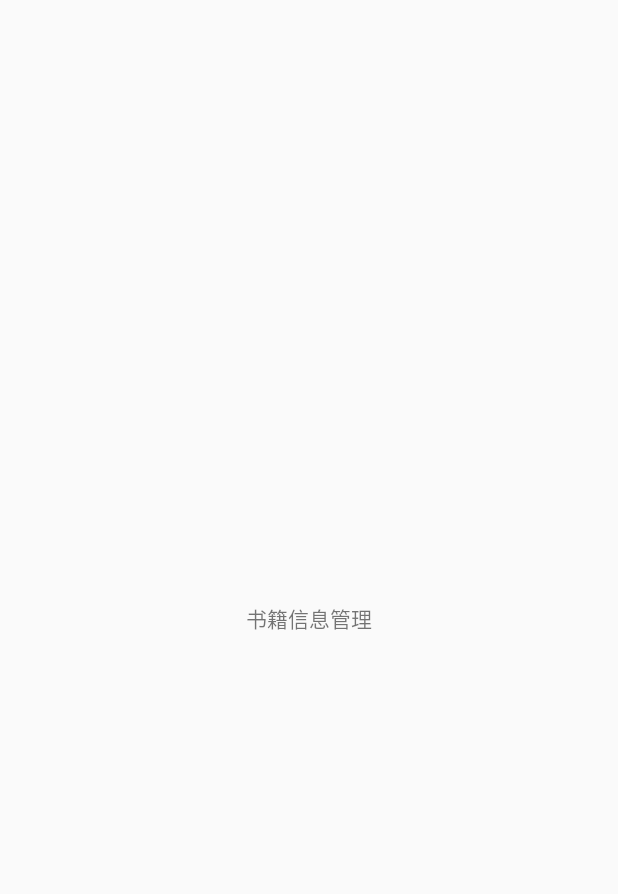
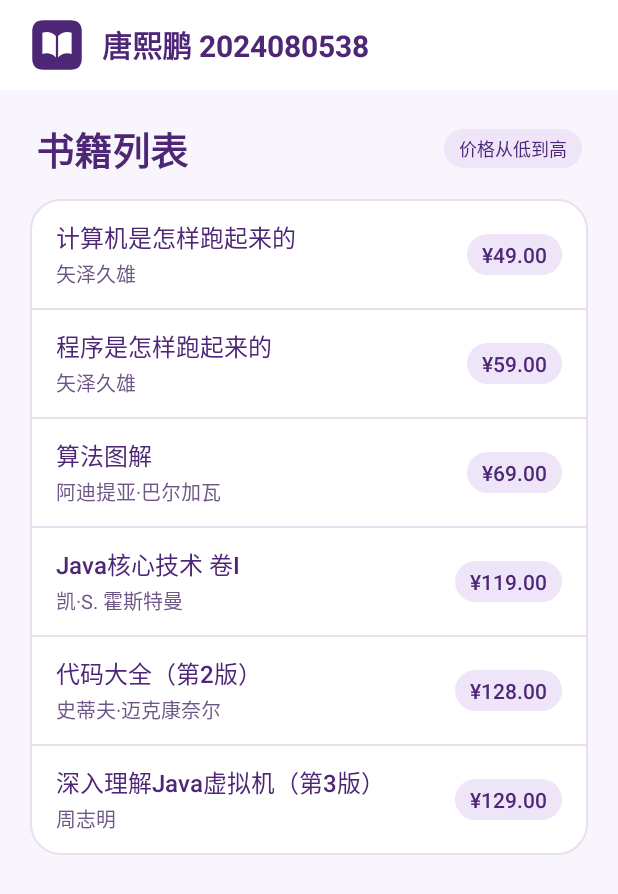
Before and after one commit to Sizuku-1/android-qizhong, an Android app: the screen it shows after launch (MainActivity), on a phone screen of 412 x 824 dp. Before the commit the part shown is almost empty. Shown: the top 894 px of the screen. Run offline under Robolectric (Android 15) with nearby library versions, the phone set to English and light mode, and no system bars.

Commit message:
完成书籍信息管理应用与界面优化

```diff
--- /dev/null
+++ b/app/src/main/java/cn/edu/sicnu/txp/bookmanager/Book.java
@@ -0,0 +1,31 @@
+package cn.edu.sicnu.txp.bookmanager;
+
+public final class Book {
+    private final String title;
+    private final String author;
+    private final String publisher;
+    private final double price;
+
+    public Book(String title, String author, String publisher, double price) {
+        this.title = title;
+        this.author = author;
+        this.publisher = publisher;
+        this.price = price;
+    }
+
+    public String getTitle() {
+        return title;
+    }
+
+    public String getAuthor() {
+        return author;
+    }
+
+    public String getPublisher() {
+        return publisher;
+    }
+
+    public double getPrice() {
+        return price;
+    }
+}
--- a/app/src/main/java/cn/edu/sicnu/txp/bookmanager/MainActivity.java
+++ b/app/src/main/java/cn/edu/sicnu/txp/bookmanager/MainActivity.java
@@ -2,6 +2,15 @@ package cn.edu.sicnu.txp.bookmanager;
 
 import android.app.Activity;
 import android.os.Bundle;
+import android.view.LayoutInflater;
+import android.view.View;
+import android.view.ViewGroup;
+import android.widget.ArrayAdapter;
+import android.widget.ListView;
+import android.widget.TextView;
+
+import java.util.Arrays;
+import java.util.Comparator;
 
 public class MainActivity extends Activity {
 
@@ -9,5 +18,42 @@ public class MainActivity extends Activity {
     protected void onCreate(Bundle savedInstanceState) {
         super.onCreate(savedInstanceState);
         setContentView(R.layout.activity_main);
+
+        Book[] books = {
+            new Book("代码大全（第2版）", "史蒂夫·迈克康奈尔", "电子工业出版社", 128.00),
+            new Book("计算机是怎样跑起来的", "矢泽久雄", "人民邮电出版社", 49.00),
+            new Book("算法图解", "阿迪提亚·巴尔加瓦", "人民邮电出版社", 69.00),
+            new Book("深入理解Java虚拟机（第3版）", "周志明", "机械工业出版社", 129.00),
+            new Book("程序是怎样跑起来的", "矢泽久雄", "人民邮电出版社", 59.00),
+            new Book("Java核心技术 卷I", "凯·S. 霍斯特曼", "机械工业出版社", 119.00)
+        };
+        Arrays.sort(books, Comparator.comparingDouble(Book::getPrice));
+
+        LayoutInflater inflater = getLayoutInflater();
+        ArrayAdapter<Book> adapter = new ArrayAdapter<>(this, R.layout.item_book, books) {
+            @Override
+            public View getView(int position, View convertView, ViewGroup parent) {
+                View row = convertView;
+                if (row == null) {
+                    row = inflater.inflate(R.layout.item_book, parent, false);
+                }
+
+                Book book = getItem(position);
+                TextView title = row.findViewById(R.id.row_title);
+                TextView author = row.findViewById(R.id.row_author);
+                TextView price = row.findViewById(R.id.row_price);
+                title.setText(book.getTitle());
+                author.setText(book.getAuthor());
+                price.setText(getString(R.string.price_format, book.getPrice()));
+                return row;
+            }
+        };
+
+        ListView bookList = findViewById(R.id.book_list);
+        bookList.setAdapter(adapter);
+        bookList.setOnItemClickListener((parent, row, position, id) -> {
+            Book selectedBook = adapter.getItem(position);
+            startActivity(BookDetailActivity.createIntent(this, selectedBook));
+        });
     }
 }
--- /dev/null
+++ b/app/src/main/res/drawable/background_book_card.xml
@@ -0,0 +1,6 @@
+<?xml version="1.0" encoding="utf-8"?>
+<shape xmlns:android="http://schemas.android.com/apk/res/android">
+    <solid android:color="@color/surface" />
+    <stroke android:width="1dp" android:color="@color/divider" />
+    <corners android:radius="20dp" />
+</shape>
--- /dev/null
+++ b/app/src/main/res/drawable/background_detail_title.xml
@@ -0,0 +1,5 @@
+<?xml version="1.0" encoding="utf-8"?>
+<shape xmlns:android="http://schemas.android.com/apk/res/android">
+    <solid android:color="@color/purple_tint" />
+    <corners android:radius="20dp" />
+</shape>
--- /dev/null
+++ b/app/src/main/res/drawable/background_purple_pill.xml
@@ -0,0 +1,5 @@
+<?xml version="1.0" encoding="utf-8"?>
+<shape xmlns:android="http://schemas.android.com/apk/res/android">
+    <solid android:color="@color/purple_tint" />
+    <corners android:radius="32dp" />
+</shape>
--- /dev/null
+++ b/app/src/main/res/drawable/ic_book_manager.xml
@@ -0,0 +1,13 @@
+<?xml version="1.0" encoding="utf-8"?>
+<vector xmlns:android="http://schemas.android.com/apk/res/android"
+    android:width="48dp"
+    android:height="48dp"
+    android:viewportWidth="48"
+    android:viewportHeight="48">
+    <path
+        android:fillColor="@color/text_purple"
+        android:pathData="M12,2 H36 Q46,2 46,12 V36 Q46,46 36,46 H12 Q2,46 2,36 V12 Q2,2 12,2 Z" />
+    <path
+        android:fillColor="@color/surface"
+        android:pathData="M11,13 Q18,11 23,16 V35 Q18,30 11,32 Z M37,13 Q30,11 25,16 V35 Q30,30 37,32 Z" />
+</vector>
--- a/app/src/main/res/layout/activity_main.xml
+++ b/app/src/main/res/layout/activity_main.xml
@@ -1,11 +1,70 @@
 <?xml version="1.0" encoding="utf-8"?>
-<FrameLayout xmlns:android="http://schemas.android.com/apk/res/android"
+<LinearLayout xmlns:android="http://schemas.android.com/apk/res/android"
     android:layout_width="match_parent"
-    android:layout_height="match_parent">
+    android:layout_height="match_parent"
+    android:fitsSystemWindows="true"
+    android:orientation="vertical">
 
-    <TextView
-        android:layout_width="wrap_content"
+    <LinearLayout
+        android:layout_width="match_parent"
         android:layout_height="wrap_content"
-        android:layout_gravity="center"
-        android:text="@string/app_name" />
-</FrameLayout>
+        android:background="@color/surface"
+        android:gravity="center_vertical"
+        android:orientation="horizontal"
+        android:paddingHorizontal="20dp"
+        android:paddingVertical="12dp">
+
+        <ImageView
+            android:layout_width="36dp"
+            android:layout_height="36dp"
+            android:importantForAccessibility="no"
+            android:src="@drawable/ic_book_manager" />
+
+        <TextView
+            style="@style/BookText.PageTitle"
+            android:layout_width="0dp"
+            android:layout_height="wrap_content"
+            android:layout_marginStart="12dp"
+            android:layout_weight="1"
+            android:text="@string/main_title" />
+    </LinearLayout>
+
+    <LinearLayout
+        android:layout_width="match_parent"
+        android:layout_height="wrap_content"
+        android:gravity="center_vertical"
+        android:orientation="horizontal"
+        android:paddingHorizontal="24dp"
+        android:paddingTop="20dp"
+        android:paddingBottom="14dp">
+
+        <TextView
+            style="@style/BookText.PageTitle"
+            android:layout_width="0dp"
+            android:layout_height="wrap_content"
+            android:layout_marginEnd="10dp"
+            android:layout_weight="1"
+            android:text="@string/book_list_title"
+            android:textSize="25sp" />
+
+        <TextView
+            style="@style/BookText.Price"
+            android:layout_width="wrap_content"
+            android:layout_height="wrap_content"
+            android:text="@string/sort_order"
+            android:textSize="12sp" />
+    </LinearLayout>
+
+    <ListView
+        android:id="@+id/book_list"
+        android:layout_width="match_parent"
+        android:layout_height="wrap_content"
+        android:layout_marginHorizontal="20dp"
+        android:layout_marginBottom="20dp"
+        android:background="@drawable/background_book_card"
+        android:divider="@color/divider"
+        android:dividerHeight="1dp"
+        android:footerDividersEnabled="false"
+        android:listSelector="@android:color/transparent"
+        android:padding="1dp" />
+</LinearLayout>
--- /dev/null
+++ b/app/src/main/res/layout/item_book.xml
@@ -0,0 +1,38 @@
+<?xml version="1.0" encoding="utf-8"?>
+<LinearLayout xmlns:android="http://schemas.android.com/apk/res/android"
+    android:layout_width="match_parent"
+    android:layout_height="wrap_content"
+    android:foreground="?android:attr/selectableItemBackground"
+    android:gravity="center_vertical"
+    android:minHeight="71dp"
+    android:orientation="horizontal"
+    android:paddingHorizontal="16dp"
+    android:paddingVertical="12dp">
+
+    <LinearLayout
+        android:layout_width="0dp"
+        android:layout_height="wrap_content"
+        android:layout_marginEnd="12dp"
+        android:layout_weight="1"
+        android:orientation="vertical">
+
+        <TextView
+            android:id="@+id/row_title"
+            style="@style/BookText.Strong"
+            android:layout_width="match_parent"
+            android:layout_height="wrap_content" />
+
+        <TextView
+            android:id="@+id/row_author"
+            style="@style/BookText.Caption"
+            android:layout_width="match_parent"
+            android:layout_height="wrap_content"
+            android:layout_marginTop="2dp" />
+    </LinearLayout>
+
+    <TextView
+        android:id="@+id/row_price"
+        style="@style/BookText.Price"
+        android:layout_width="wrap_content"
+        android:layout_height="wrap_content" />
+</LinearLayout>
--- /dev/null
+++ b/app/src/main/res/values/colors.xml
@@ -0,0 +1,9 @@
+<?xml version="1.0" encoding="utf-8"?>
+<resources>
+    <color name="text_purple">#4D2676</color>
+    <color name="text_purple_muted">#6E5687</color>
+    <color name="surface">#FFFFFF</color>
+    <color name="page_background">#F8F5FC</color>
+    <color name="purple_tint">#EEE5F8</color>
+    <color name="divider">#E9DFF1</color>
+</resources>
--- a/app/src/main/res/values/strings.xml
+++ b/app/src/main/res/values/strings.xml
@@ -1,4 +1,14 @@
 <?xml version="1.0" encoding="utf-8"?>
 <resources>
     <string name="app_name">书籍信息管理</string>
+    <string name="main_title">唐熙鹏 2024080538</string>
+    <string name="book_list_title">书籍列表</string>
+    <string name="sort_order">价格从低到高</string>
+    <string name="detail_title">书籍详情</string>
+    <string name="back_to_list">返回</string>
+    <string name="book_title_label">书名</string>
+    <string name="book_author_label">作者</string>
+    <string name="book_publisher_label">出版社</string>
+    <string name="book_price_label">价格</string>
+    <string name="price_format">¥%1$.2f</string>
 </resources>
--- /dev/null
+++ b/app/src/main/res/values/styles.xml
@@ -0,0 +1,41 @@
+<?xml version="1.0" encoding="utf-8"?>
+<resources>
+    <style name="Theme.BookManager" parent="android:style/Theme.Material.Light.NoActionBar">
+        <item name="android:windowBackground">@color/page_background</item>
+        <item name="android:statusBarColor">@color/surface</item>
+        <item name="android:navigationBarColor">@color/page_background</item>
+        <item name="android:windowLightStatusBar">true</item>
+        <item name="android:windowLightNavigationBar">true</item>
+        <item name="android:colorAccent">@color/text_purple</item>
+        <item name="android:textColorPrimary">@color/text_purple</item>
+        <item name="android:textColorSecondary">@color/text_purple_muted</item>
+    </style>
+
+    <style name="BookText">
+        <item name="android:textColor">@color/text_purple</item>
+        <item name="android:textSize">16sp</item>
+    </style>
+
+    <style name="BookText.Strong">
+        <item name="android:fontFamily">sans-serif-medium</item>
+    </style>
+
+    <style name="BookText.PageTitle">
+        <item name="android:textSize">20sp</item>
+        <item name="android:textStyle">bold</item>
+        <item name="android:accessibilityHeading">true</item>
+    </style>
+
+    <style name="BookText.Caption">
+        <item name="android:textColor">@color/text_purple_muted</item>
+        <item name="android:textSize">13sp</item>
+    </style>
+
+    <style name="BookText.Price">
+        <item name="android:fontFamily">sans-serif-medium</item>
+        <item name="android:textSize">14sp</item>
+        <item name="android:background">@drawable/background_purple_pill</item>
+        <item name="android:paddingHorizontal">10dp</item>
+        <item name="android:paddingVertical">4dp</item>
+    </style>
+</resources>
```
Also changed, not shown: app/src/main/AndroidManifest.xml (+8 -2 lines), app/src/main/java/cn/edu/sicnu/txp/bookmanager/BookDetailActivity.java (added, +41 -0 lines), app/src/main/res/drawable/ic_back.xml (added, +14 -0 lines), app/src/main/res/layout/activity_book_detail.xml (added, +134 -0 lines), 1 other file.
